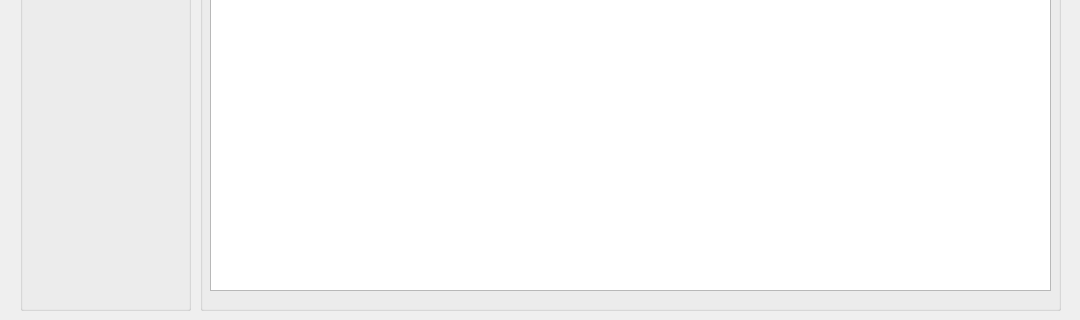
The window that historyview.ui (NevilleNoah/HikvisionCamera2) describes before a commit, drawn with Qt 5; both pictures show x 0 to 1080 and y 360 to 680 of the 1080 by 680 pixel window.
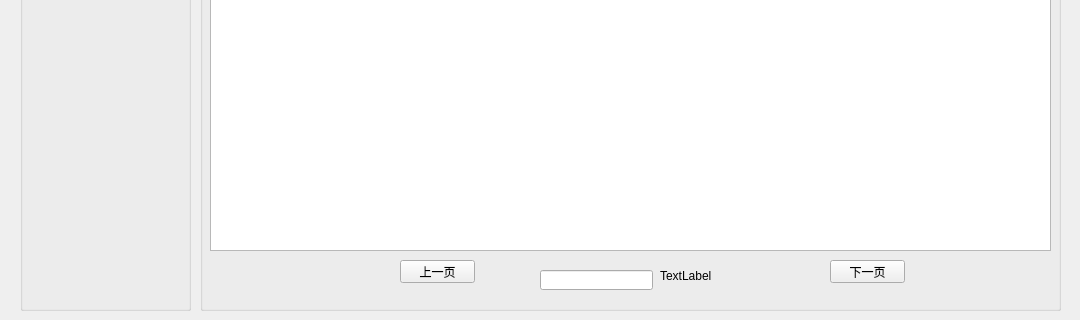
The same window after the commit.

Diff of the .ui file:
```diff
--- a/historyview.ui
+++ b/historyview.ui
@@ -109,7 +109,7 @@
       <x>10</x>
       <y>30</y>
       <width>841</width>
-      <height>611</height>
+      <height>571</height>
      </rect>
     </property>
     <property name="minimumSize">
@@ -118,6 +118,9 @@
       <height>0</height>
      </size>
     </property>
+    <property name="textElideMode">
+     <enum>Qt::ElideRight</enum>
+    </property>
     <column>
      <property name="text">
       <string>时间</string>
@@ -139,6 +142,55 @@
      </property>
     </column>
    </widget>
+   <widget class="QPushButton" name="btnPrePage">
+    <property name="geometry">
+     <rect>
+      <x>200</x>
+      <y>610</y>
+      <width>75</width>
+      <height>23</height>
+     </rect>
+    </property>
+    <property name="text">
+     <string>上一页</string>
+    </property>
+   </widget>
+   <widget class="QPushButton" name="btnNextPage">
+    <property name="geometry">
+     <rect>
+      <x>630</x>
+      <y>610</y>
+      <width>75</width>
+      <height>23</height>
+     </rect>
+    </property>
+    <property name="text">
+     <string>下一页</string>
+    </property>
+   </widget>
+   <widget class="QLineEdit" name="lineEdit">
+    <property name="geometry">
+     <rect>
+      <x>340</x>
+      <y>620</y>
+      <width>113</width>
+      <height>20</height>
+     </rect>
+    </property>
+   </widget>
+   <widget class="QLabel" name="textPageNum">
+    <property name="geometry">
+     <rect>
+      <x>460</x>
+      <y>620</y>
+      <width>54</width>
+      <height>12</height>
+     </rect>
+    </property>
+    <property name="text">
+     <string>TextLabel</string>
+    </property>
+   </widget>
   </widget>
  </widget>
  <resources/>
```
Left out of the diff: 2 changed lines with no effect on the pictures.
